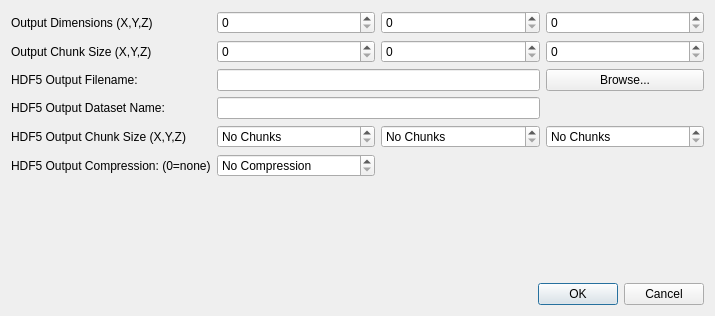
The window that cctwqt/cctwqtsetupoutputdialog.ui (guyjennings/cctw) describes before a commit, drawn with Qt 5.
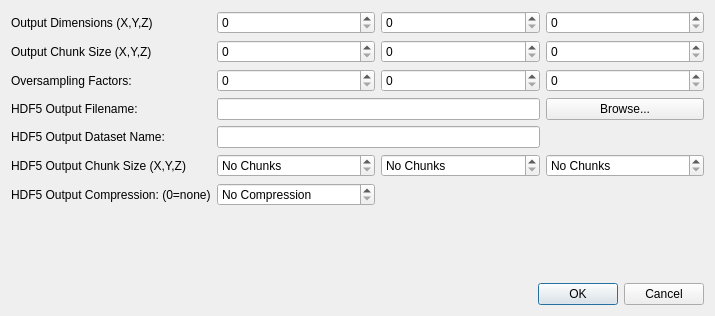
The same window after the commit.

Commit message: Activated editing of as many main window properties as possible

The edit to the form file:
```diff
--- a/cctwqt/cctwqtsetupoutputdialog.ui
+++ b/cctwqt/cctwqtsetupoutputdialog.ui
@@ -14,17 +14,7 @@
    <string>CCTW - Setup Output...</string>
   </property>
   <layout class="QGridLayout" name="gridLayout">
-   <item row="1" column="3">
-    <widget class="QSpinBox" name="m_OutputChunkZ">
-     <property name="toolTip">
-      <string>Transform Chunk Size in Z</string>
-     </property>
-     <property name="maximum">
-      <number>999999</number>
-     </property>
-    </widget>
-   </item>
-   <item row="4" column="0">
+   <item row="5" column="0">
     <widget class="QLabel" name="label_8">
      <property name="toolTip">
       <string>HDF Chunk Size of Output File (0=unchunked)</string>
@@ -34,7 +24,7 @@
      </property>
     </widget>
    </item>
-   <item row="4" column="2">
+   <item row="5" column="2">
     <widget class="QSpinBox" name="m_HDFOutputChunkY">
      <property name="toolTip">
       <string>Output HDF Chunk Size in Y</string>
@@ -47,24 +37,17 @@
      </property>
     </widget>
    </item>
-   <item row="3" column="0">
-    <widget class="QLabel" name="label_2">
-     <property name="text">
-      <string>HDF5 Output Dataset Name:</string>
-     </property>
-    </widget>
-   </item>
-   <item row="1" column="0">
-    <widget class="QLabel" name="label_7">
+   <item row="0" column="1">
+    <widget class="QSpinBox" name="m_OutputDimensionsX">
      <property name="toolTip">
-      <string>Chunk size for transform calculations</string>
+      <string>Transform Chunk Size in X</string>
      </property>
-     <property name="text">
-      <string>Output Chunk Size (X,Y,Z)</string>
+     <property name="maximum">
+      <number>999999</number>
      </property>
     </widget>
    </item>
-   <item row="4" column="3">
+   <item row="5" column="3">
     <widget class="QSpinBox" name="m_HDFOutputChunkZ">
      <property name="toolTip">
       <string>Output HDF Chunk Size in Z</string>
@@ -77,50 +60,7 @@
      </property>
     </widget>
    </item>
-   <item row="2" column="1" colspan="2">
-    <widget class="QLineEdit" name="m_OutputFileName"/>
-   </item>
-   <item row="2" column="3">
-    <widget class="QPushButton" name="m_BrowseOutputFileName">
-     <property name="text">
-      <string>Browse...</string>
-     </property>
-    </widget>
-   </item>
-   <item row="1" column="1">
-    <widget class="QSpinBox" name="m_OutputChunkX">
-     <property name="toolTip">
-      <string>Transform Chunk Size in X</string>
-     </property>
-     <property name="maximum">
-      <number>999999</number>
-     </property>
-    </widget>
-   </item>
-   <item row="4" column="1">
-    <widget class="QSpinBox" name="m_HDFOutputChunkX">
-     <property name="toolTip">
-      <string>Output HDF Chunk Size in X</string>
-     </property>
-     <property name="specialValueText">
-      <string>No Chunks</string>
-     </property>
-     <property name="maximum">
-      <number>999999</number>
-     </property>
-    </widget>
-   </item>
-   <item row="1" column="2">
-    <widget class="QSpinBox" name="m_OutputChunkY">
-     <property name="toolTip">
-      <string>Transform Chunk Size in Y</string>
-     </property>
-     <property name="maximum">
-      <number>999999</number>
-     </property>
-    </widget>
-   </item>
-   <item row="7" column="0" colspan="4">
+   <item row="8" column="0" colspan="4">
     <widget class="QDialogButtonBox" name="buttonBox">
      <property name="orientation">
       <enum>Qt::Horizontal</enum>
@@ -130,14 +70,17 @@
      </property>
     </widget>
    </item>
-   <item row="5" column="0">
-    <widget class="QLabel" name="label_9">
+   <item row="3" column="0">
+    <widget class="QLabel" name="label">
      <property name="text">
-      <string>HDF5 Output Compression: (0=none)</string>
+      <string>HDF5 Output Filename:</string>
      </property>
     </widget>
    </item>
-   <item row="6" column="0" colspan="4">
+   <item row="4" column="1" colspan="2">
+    <widget class="QLineEdit" name="m_OutputDatasetName"/>
+   </item>
+   <item row="7" column="0" colspan="4">
     <spacer name="verticalSpacer">
      <property name="orientation">
       <enum>Qt::Vertical</enum>
@@ -150,29 +93,6 @@
      </property>
     </spacer>
    </item>
-   <item row="2" column="0">
-    <widget class="QLabel" name="label">
-     <property name="text">
-      <string>HDF5 Output Filename:</string>
-     </property>
-    </widget>
-   </item>
-   <item row="5" column="1">
-    <widget class="QSpinBox" name="m_OutputCompression">
-     <property name="toolTip">
-      <string>Output HDF Chunk Size in X</string>
-     </property>
-     <property name="specialValueText">
-      <string>No Compression</string>
-     </property>
-     <property name="maximum">
-      <number>999999</number>
-     </property>
-    </widget>
-   </item>
-   <item row="3" column="1" colspan="2">
-    <widget class="QLineEdit" name="m_OutputDatasetName"/>
-   </item>
    <item row="0" column="0">
     <widget class="QLabel" name="label_10">
      <property name="toolTip">
@@ -183,26 +103,29 @@
      </property>
     </widget>
    </item>
-   <item row="0" column="1">
-    <widget class="QSpinBox" name="m_OutputDimensionsX">
+   <item row="6" column="1">
+    <widget class="QSpinBox" name="m_OutputCompression">
      <property name="toolTip">
-      <string>Transform Chunk Size in X</string>
+      <string>Output HDF Chunk Size in X</string>
      </property>
+     <property name="specialValueText">
+      <string>No Compression</string>
+     </property>
      <property name="maximum">
       <number>999999</number>
      </property>
     </widget>
    </item>
-   <item row="0" column="2">
-    <widget class="QSpinBox" name="m_OutputDimensionsY">
-     <property name="toolTip">
-      <string>Transform Chunk Size in Y</string>
+   <item row="6" column="0">
+    <widget class="QLabel" name="label_9">
+     <property name="text">
+      <string>HDF5 Output Compression: (0=none)</string>
      </property>
-     <property name="maximum">
-      <number>999999</number>
-     </property>
     </widget>
    </item>
+   <item row="3" column="1" colspan="2">
+    <widget class="QLineEdit" name="m_OutputFileName"/>
+   </item>
    <item row="0" column="3">
     <widget class="QSpinBox" name="m_OutputDimensionsZ">
      <property name="toolTip">
@@ -213,6 +136,123 @@
      </property>
     </widget>
    </item>
+   <item row="5" column="1">
+    <widget class="QSpinBox" name="m_HDFOutputChunkX">
+     <property name="toolTip">
+      <string>Output HDF Chunk Size in X</string>
+     </property>
+     <property name="specialValueText">
+      <string>No Chunks</string>
+     </property>
+     <property name="maximum">
+      <number>999999</number>
+     </property>
+    </widget>
+   </item>
+   <item row="1" column="1">
+    <widget class="QSpinBox" name="m_OutputChunkX">
+     <property name="toolTip">
+      <string>Transform Chunk Size in X</string>
+     </property>
+     <property name="maximum">
+      <number>999999</number>
+     </property>
+    </widget>
+   </item>
+   <item row="0" column="2">
+    <widget class="QSpinBox" name="m_OutputDimensionsY">
+     <property name="toolTip">
+      <string>Transform Chunk Size in Y</string>
+     </property>
+     <property name="maximum">
+      <number>999999</number>
+     </property>
+    </widget>
+   </item>
+   <item row="4" column="0">
+    <widget class="QLabel" name="label_2">
+     <property name="text">
+      <string>HDF5 Output Dataset Name:</string>
+     </property>
+    </widget>
+   </item>
+   <item row="1" column="3">
+    <widget class="QSpinBox" name="m_OutputChunkZ">
+     <property name="toolTip">
+      <string>Transform Chunk Size in Z</string>
+     </property>
+     <property name="maximum">
+      <number>999999</number>
+     </property>
+    </widget>
+   </item>
+   <item row="1" column="2">
+    <widget class="QSpinBox" name="m_OutputChunkY">
+     <property name="toolTip">
+      <string>Transform Chunk Size in Y</string>
+     </property>
+     <property name="maximum">
+      <number>999999</number>
+     </property>
+    </widget>
+   </item>
+   <item row="1" column="0">
+    <widget class="QLabel" name="label_7">
+     <property name="toolTip">
+      <string>Chunk size for transform calculations</string>
+     </property>
+     <property name="text">
+      <string>Output Chunk Size (X,Y,Z)</string>
+     </property>
+    </widget>
+   </item>
+   <item row="3" column="3">
+    <widget class="QPushButton" name="m_BrowseOutputFileName">
+     <property name="text">
+      <string>Browse...</string>
+     </property>
+    </widget>
+   </item>
+   <item row="2" column="0">
+    <widget class="QLabel" name="label_11">
+     <property name="toolTip">
+      <string>Chunk size for transform calculations</string>
+     </property>
+     <property name="text">
+      <string>Oversampling Factors:</string>
+     </property>
+    </widget>
+   </item>
+   <item row="2" column="1">
+    <widget class="QSpinBox" name="m_OversampleX">
+     <property name="toolTip">
+      <string>Transform Chunk Size in X</string>
+     </property>
+     <property name="maximum">
+      <number>999999</number>
+     </property>
+    </widget>
+   </item>
+   <item row="2" column="2">
+    <widget class="QSpinBox" name="m_OversampleY">
+     <property name="toolTip">
+      <string>Transform Chunk Size in Z</string>
+     </property>
+     <property name="maximum">
+      <number>999999</number>
+     </property>
+    </widget>
+   </item>
+   <item row="2" column="3">
+    <widget class="QSpinBox" name="m_OversampleZ">
+     <property name="toolTip">
+      <string>Transform Chunk Size in Y</string>
+     </property>
+     <property name="maximum">
+      <number>999999</number>
+     </property>
+    </widget>
+   </item>
   </layout>
  </widget>
  <resources/>
```
The commit also changes 4 other files.
